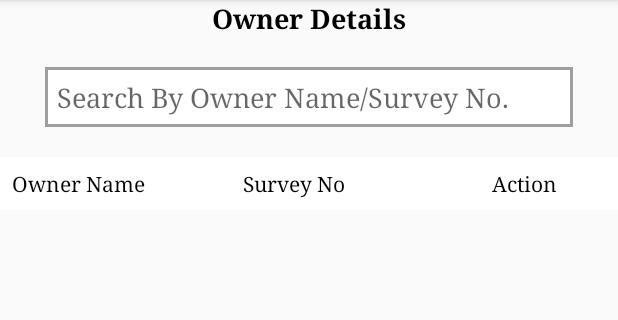
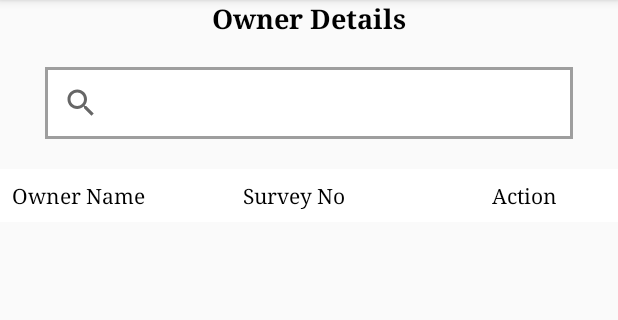
Before and after one commit to umeshgowda123/Bhoomi_MRTC-master_new, an Android app: the ShowRtcDetailsBYOwnerName screen opened directly, with no data from a screen before it, on a phone screen of 412 x 824 dp, the part 84-404 px from its top. Run offline under Robolectric (Android 15) with nearby library versions, the phone set to English and light mode, and no system bars; libraries missing offline, so code that uses them is left out: org.ksoap2, org.ksoap2.serialization, org.ksoap2.transport; 15 statements that could not run were skipped.

Commit message:
Owner Name filter code modified

```diff
--- a/app/src/main/java/app/bmc/com/BHOOMI_MRTC/adapters/ShowRtcOwnerReportAdapter.java
+++ b/app/src/main/java/app/bmc/com/BHOOMI_MRTC/adapters/ShowRtcOwnerReportAdapter.java
@@ -25,7 +25,7 @@ public class ShowRtcOwnerReportAdapter extends ArrayAdapter<RTCByOwnerNameRespon
     private String distId_int, talkId_int, hblId_int, villId_int;
     private String land_code_int;
     public String owner;
-    public int survey_no;
+    public String survey_no;
     public String surnoc;
     public String hissa_no;
 
@@ -96,7 +96,6 @@ public class ShowRtcOwnerReportAdapter extends ArrayAdapter<RTCByOwnerNameRespon
             tvShowSurveyNo = view.findViewById(R.id.tvShowSurveyNo);
             btnViewReport = view.findViewById(R.id.btnViewReport);
         }
-
     }
 
 }
--- a/app/src/main/java/app/bmc/com/BHOOMI_MRTC/screens/ShowRtcDetailsBYOwnerName.java
+++ b/app/src/main/java/app/bmc/com/BHOOMI_MRTC/screens/ShowRtcDetailsBYOwnerName.java
@@ -22,6 +22,7 @@ import android.view.WindowManager;
 import android.widget.EditText;
 import android.widget.LinearLayout;
 import android.widget.ListView;
+import android.widget.SearchView;
 import android.widget.Toast;
 
 import com.google.gson.Gson;
@@ -41,11 +42,10 @@ import java.io.IOException;
 import java.lang.reflect.Type;
 import java.util.ArrayList;
 import java.util.Collections;
-import java.util.Comparator;
 import java.util.Objects;
 
 import app.bmc.com.BHOOMI_MRTC.R;
-import app.bmc.com.BHOOMI_MRTC.adapters.ShowRtcOwnerReportAdapter;
+import app.bmc.com.BHOOMI_MRTC.adapters.ViewRTCByOwnerNameNewAdapter;
 import app.bmc.com.BHOOMI_MRTC.model.RTCByOwnerNameResponse;
 import app.bmc.com.BHOOMI_MRTC.util.Constants;
 
@@ -54,11 +54,12 @@ import static java.util.Comparator.comparing;
 public class ShowRtcDetailsBYOwnerName extends AppCompatActivity {
 
     private ListView lv_OwnerDetails;
-    EditText etSearch;
+//    EditText etSearch;
 
+    SearchView searchView;
     ArrayList<RTCByOwnerNameResponse> rtcByOwnerNameResponseList;
-    private ShowRtcOwnerReportAdapter adapter;
-
+//    private ShowRtcOwnerReportAdapter adapter;
+    private ViewRTCByOwnerNameNewAdapter adapter;
     ProgressDialog progressDialog;
     String SOAP_ACTION2 = "http://tempuri.org/GetDetails_VillageWise_JSON";
     public final String OPERATION_NAME2 = "GetDetails_VillageWise_JSON";  //Method_name
@@ -72,6 +73,7 @@ public class ShowRtcDetailsBYOwnerName extends AppCompatActivity {
 
     private  String distId, talkId, hblId, village_id;
     ArrayList<String> distId_array = new ArrayList<>(), talkId_array = new ArrayList<>(), hblId_array = new ArrayList<>(), village_id_array = new ArrayList<>();
+
     Intent intent;
 
     @Override
@@ -81,7 +83,7 @@ public class ShowRtcDetailsBYOwnerName extends AppCompatActivity {
 
         Toolbar toolbar = findViewById(R.id.toolbar);
         setSupportActionBar(toolbar);
-        getSupportActionBar().setDisplayShowHomeEnabled(true);
+        Objects.requireNonNull(getSupportActionBar()).setDisplayShowHomeEnabled(true);
         getSupportActionBar().setDisplayHomeAsUpEnabled(true);
 
         if (Build.VERSION.SDK_INT >= Build.VERSION_CODES.LOLLIPOP) {
@@ -91,8 +93,8 @@ public class ShowRtcDetailsBYOwnerName extends AppCompatActivity {
         }
 
         lv_OwnerDetails = findViewById(R.id.lv_OwnerDetails);
-        etSearch = findViewById(R.id.etSearch);
-
+//        etSearch = findViewById(R.id.etSearch);
+        searchView = findViewById(R.id.s);
         intent = getIntent();
         rtcByOwnerNameResponseList = new ArrayList<>();
 
@@ -111,23 +113,35 @@ public class ShowRtcDetailsBYOwnerName extends AppCompatActivity {
             }
         }
 
-        etSearch.addTextChangedListener(new TextWatcher() {
+        searchView.setOnQueryTextListener(new SearchView.OnQueryTextListener() {
             @Override
-            public void beforeTextChanged(CharSequence s, int start, int count, int after) {
-
+            public boolean onQueryTextSubmit(String query) {
+                return false;
             }
 
             @Override
-            public void onTextChanged(CharSequence s, int start, int before, int count) {
-                Log.d("CharSequence", ""+s);
-                adapter.getFilter().filter(s.toString());
-            }
-
-            @Override
-            public void afterTextChanged(Editable s) {
-
+            public boolean onQueryTextChange(String newText) {
+                adapter.getFilter().filter(newText);
+                return false;
             }
         });
+//        etSearch.addTextChangedListener(new TextWatcher() {
+//            @Override
+//            public void beforeTextChanged(CharSequence s, int start, int count, int after) {
+//
+//            }
+//
+//            @Override
+//            public void onTextChanged(CharSequence s, int start, int before, int count) {
+//                Log.d("CharSequence", ""+s);
+//                adapter.getFilter().filter(s.toString());
+//            }
+//
+//            @Override
+//            public void afterTextChanged(Editable s) {
+//
+//            }
+//        });
 
     }
     private boolean isNetworkAvailable() {
@@ -243,7 +257,7 @@ public class ShowRtcDetailsBYOwnerName extends AppCompatActivity {
 
                     Collections.sort(rtcByOwnerNameResponseList, comparing(RTCByOwnerNameResponse::getSurvey_no));
 
-                    adapter= new ShowRtcOwnerReportAdapter(rtcByOwnerNameResponseList,getApplicationContext(), distId_array, talkId_array, hblId_array, village_id_array);
+                    adapter= new ViewRTCByOwnerNameNewAdapter(rtcByOwnerNameResponseList,getApplicationContext(), distId_array, talkId_array, hblId_array, village_id_array);
 
                     lv_OwnerDetails.setAdapter(adapter);
 
--- a/app/src/main/res/layout/activity_show_rtc_details_byowner_name.xml
+++ b/app/src/main/res/layout/activity_show_rtc_details_byowner_name.xml
@@ -56,26 +56,27 @@
         android:gravity="center"
         android:orientation="vertical">
 
-<!--        <SearchView-->
+        <SearchView
+            android:id="@+id/s"
+            android:layout_width="match_parent"
+            android:layout_height="match_parent"
+            android:layout_marginLeft="30dp"
+            android:layout_marginRight="30dp"
+            android:background="@drawable/edit_text_bg"
+            android:queryHint="@string/search_by_owner_name_survey_no" />
+
+<!--        <EditText-->
+<!--            android:id="@+id/etSearch"-->
 <!--            android:layout_width="match_parent"-->
 <!--            android:layout_height="wrap_content"-->
 <!--            android:layout_marginLeft="30dp"-->
 <!--            android:layout_marginRight="30dp"-->
 <!--            android:background="@drawable/edit_text_bg"-->
-<!--            android:queryHint="@string/search_by_owner_name_survey_no" />-->
-
-        <EditText
-            android:id="@+id/etSearch"
-            android:layout_width="match_parent"
-            android:layout_height="wrap_content"
-            android:layout_marginLeft="30dp"
-            android:layout_marginRight="30dp"
-            android:background="@drawable/edit_text_bg"
-            android:hint="@string/search_by_owner_name_survey_no"
-            android:imeOptions="actionDone"
-            android:inputType="textPersonName"
-            android:padding="8dp"
-            android:autofillHints="@string/search_by_owner_name_survey_no" />
+<!--            android:hint="@string/search_by_owner_name_survey_no"-->
+<!--            android:imeOptions="actionDone"-->
+<!--            android:inputType="textPersonName"-->
+<!--            android:padding="8dp"-->
+<!--            android:autofillHints="@string/search_by_owner_name_survey_no" />-->
 
         <HorizontalScrollView
             android:layout_width="match_parent"
```
Also changed, not shown: app/src/main/java/app/bmc/com/BHOOMI_MRTC/adapters/ViewRTCByOwnerNameNewAdapter.java (+117 -8 lines), app/src/main/java/app/bmc/com/BHOOMI_MRTC/model/RTCByOwnerNameResponse.java (+4 -4 lines).
